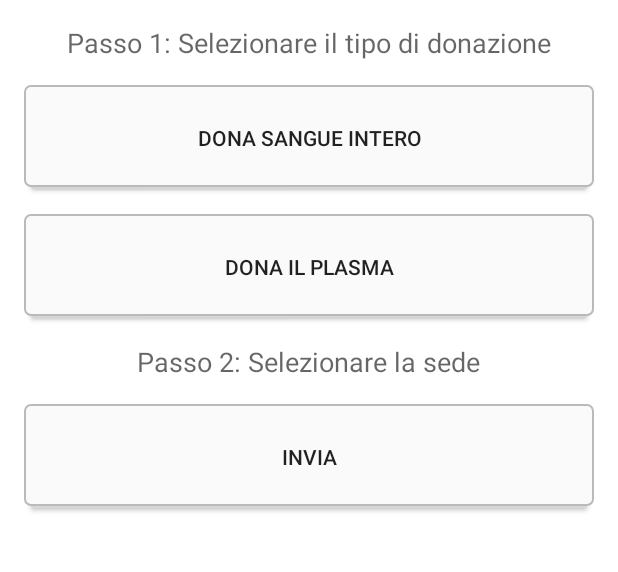
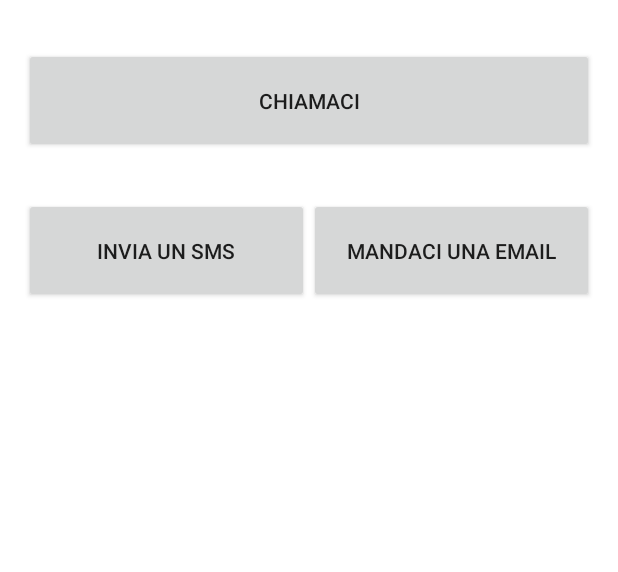
Before and after one commit to nicola524/AvisCerrtoGuidi, an Android app: the fragment PrenotazioneFragment placed in its activity, on a phone screen of 412 x 824 dp, the part 84-656 px from its top. Run offline under Robolectric (Android 15) with nearby library versions, the phone set to English and light mode, and no system bars; pictures from the network do not load; 2 statements that could not run were skipped.

```diff
--- a/app/src/main/java/it/nicolabrogelli/aviscerrtoguidi/MainApplication.java
+++ b/app/src/main/java/it/nicolabrogelli/aviscerrtoguidi/MainApplication.java
@@ -2,6 +2,8 @@ package it.nicolabrogelli.aviscerrtoguidi;
 
 import android.app.Application;
 import android.content.SharedPreferences;
+import android.content.pm.PackageInfo;
+import android.content.pm.PackageManager;
 import android.preference.PreferenceManager;
 
 import it.nicolabrogelli.aviscerrtoguidi.util.Track;
--- a/app/src/main/java/it/nicolabrogelli/aviscerrtoguidi/controller/MainActivity.java
+++ b/app/src/main/java/it/nicolabrogelli/aviscerrtoguidi/controller/MainActivity.java
@@ -327,11 +327,10 @@ public class MainActivity extends NavigationLiveo implements OnItemClickListener
                 break;
 
             case 8:
-                //mFragment = new PrenotazioneFragment();
-                //mFragment = MainFragment.newInstance(mHelpLiveo.get(position).getName());
+                mFragment = new PrenotazioneFragment();
+                mFragment = MainFragment.newInstance(mHelpLiveo.get(position).getName());
                 //MainActivity.this.setTitle(getString(R.string.booking));
-                mFragment =null;
-                openDialogFragment(new ChangeLogFragment());
+
                 break;
 
             case 10:
@@ -369,9 +368,12 @@ public class MainActivity extends NavigationLiveo implements OnItemClickListener
         @Override
         public void onClick(View v) {
 
-            //reconnectionGooglePlus();
+            Fragment mFragment;
+            FragmentManager mFragmentManager = getSupportFragmentManager();
+            mFragment =null;
+            openDialogFragment(new ChangeLogFragment());
 
-            Toast.makeText(getApplicationContext(), "onClickPhoto :D", Toast.LENGTH_SHORT).show();
+            //Toast.makeText(getApplicationContext(), "onClickPhoto :D", Toast.LENGTH_SHORT).show();
             closeDrawer();
         }
     };
@@ -380,15 +382,6 @@ public class MainActivity extends NavigationLiveo implements OnItemClickListener
         @Override
         public void onClick(View v) {
             startActivity(new Intent(getApplicationContext(), SettingsActivity.class));
-
-            /*
-            Fragment mFragment;
-            FragmentManager mFragmentManager = getSupportFragmentManager();
-
-            mFragment = new PlusOneFragment();
-            mFragmentManager.beginTransaction().replace(R.id.container, mFragment).commit();
-            MainActivity.super.setTitle(R.string.credits);
-            */
 
             closeDrawer();
         }
--- a/app/src/main/java/it/nicolabrogelli/aviscerrtoguidi/fragment/PrenotazioneFragment.java
+++ b/app/src/main/java/it/nicolabrogelli/aviscerrtoguidi/fragment/PrenotazioneFragment.java
@@ -73,23 +73,6 @@ public class PrenotazioneFragment extends Fragment {
         // Inflate the layout for this fragment
         View view = inflater.inflate(R.layout.fragment_prenotazione, container, false);
 
-        Button invioEmail = (Button) view.findViewById(R.id.Button_send);
-        invioEmail.setOnClickListener(new View.OnClickListener() {
-            @Override
-            public void onClick(View v) {
-
-                /*
-                Intent i = new Intent(Intent.ACTION_SEND);
-                i.setType("message/rfc822");
-                i.putExtra(Intent.EXTRA_EMAIL, "info@muaythaifirenze.it");
-                i.putExtra(Intent.EXTRA_SUBJECT, "Subject");
-                i.putExtra (Intent.EXTRA_TEXT, "Body of E-mail");
-                startActivity(i);
-                */
-
-
-            }
-        });
 
 
         return view;
--- a/app/src/main/java/it/nicolabrogelli/aviscerrtoguidi/fragment/uistatiche/ChangeLogFragment.java
+++ b/app/src/main/java/it/nicolabrogelli/aviscerrtoguidi/fragment/uistatiche/ChangeLogFragment.java
@@ -36,7 +36,5 @@ public class ChangeLogFragment extends DialogFragment {
                         }
                 )
                 .create();
-
-
     }
 }
--- a/app/src/main/res/layout/fragment_changelog_dialogmaterial.xml
+++ b/app/src/main/res/layout/fragment_changelog_dialogmaterial.xml
@@ -17,7 +17,8 @@
   -->
 
 
-<it.gmariotti.changelibs.library.view.ChangeLogRecyclerView xmlns:android="http://schemas.android.com/apk/res/android"
+<it.gmariotti.changelibs.library.view.ChangeLogRecyclerView
+    xmlns:android="http://schemas.android.com/apk/res/android"
     xmlns:chg="http://schemas.android.com/apk/res-auto"
     android:id="@+id/view"
     android:layout_width="match_parent"
--- a/app/src/main/res/layout/fragment_prenotazione.xml
+++ b/app/src/main/res/layout/fragment_prenotazione.xml
@@ -4,6 +4,8 @@
     android:layout_height="fill_parent"
     android:background="#FFFFFF"
     tools:context="it.nicolabrogelli.aviscerrtoguidi.fragment.PrenotazioneFragment">
+
+
 
     <LinearLayout
         android:layout_width="fill_parent"
@@ -14,51 +16,46 @@
         android:paddingTop="@dimen/activity_vertical_margin"
         android:paddingBottom="@dimen/activity_vertical_margin">
 
-        <TextView
-            android:layout_width="wrap_content"
-            android:layout_height="wrap_content"
-            android:textAppearance="?android:attr/textAppearanceMedium"
-            android:text="Passo 1: Selezionare il tipo di donazione"
-            android:layout_gravity="center"
-            android:id="@+id/textView2" />
-
         <Button
             android:layout_marginTop="16dp"
-            android:id="@+id/Button_sangueintero"
+            android:id="@+id/Button_chiamaci"
             android:layout_gravity="center_horizontal|top"
             android:layout_width="fill_parent"
             android:layout_height="@dimen/button_height"
-            android:text="Dona Sangue Intero"
-            android:background="@drawable/button_selector" />
+            android:text="Chiamaci" />
+
+    </LinearLayout>
+
+    <LinearLayout
+        android:layout_marginTop="100dp"
+        android:layout_width="fill_parent"
+        android:layout_height="fill_parent"
+        android:orientation="horizontal"
+        android:paddingLeft="@dimen/activity_vertical_margin"
+        android:paddingRight="@dimen/activity_vertical_margin"
+        android:paddingTop="@dimen/activity_vertical_margin"
+        android:paddingBottom="@dimen/activity_vertical_margin"
+        android:layout_weight="2">
 
         <Button
-            android:id="@+id/Button_plasma"
+            android:id="@+id/Button_sendsms"
+            android:layout_weight="1"
             android:layout_marginTop="16dp"
             android:layout_gravity="center_horizontal|top"
             android:layout_width="fill_parent"
             android:layout_height="@dimen/button_height"
-            android:text="Dona il Plasma"
-            android:background="@drawable/button_selector" />
-
-        <TextView
-            android:layout_marginTop="16dp"
-            android:layout_width="wrap_content"
-            android:layout_height="wrap_content"
-            android:textAppearance="?android:attr/textAppearanceMedium"
-            android:text="Passo 2: Selezionare la sede"
-            android:layout_gravity="center"
-            android:id="@+id/textView3" />
-
+            android:text="Invia un SMS" />
 
         <Button
-            android:id="@+id/Button_send"
+            android:id="@+id/Button_sendemail"
+            android:layout_weight="1"
             android:layout_marginTop="16dp"
             android:layout_gravity="center_horizontal|top"
             android:layout_width="fill_parent"
             android:layout_height="@dimen/button_height"
-            android:text="Invia"
-            android:background="@drawable/button_selector" />
+            android:text="Mandaci una email" />
 
     </LinearLayout>
 
+
 </FrameLayout>
--- a/app/src/main/res/raw/changelog.xml
+++ b/app/src/main/res/raw/changelog.xml
@@ -1,6 +1,5 @@
 <?xml version="1.0" encoding="utf-8"?>
 <changelog bulletedList="true">
-
 
     <changelogversion versionName="0.9" changeDate="Dic 12,2015">
         <changelogtext>[b]New![/b] Implementazione del changelog per la nostra applicazione</changelogtext>
@@ -9,7 +8,7 @@
 
     <changelogversion versionName="0.8" changeDate="Dic 05,2015">
         <changelogtext>Implementazione dell'intro</changelogtext>
-        <changelogtext>Correzione di alcuni bugr</changelogtext>
+        <changelogtext>Correzione di alcuni bug</changelogtext>
     </changelogversion>
 
     <changelogversion versionName="1.0" changeDate="Set 01,2015">
```
Lines whose indentation alone changed are shown as unchanged.
